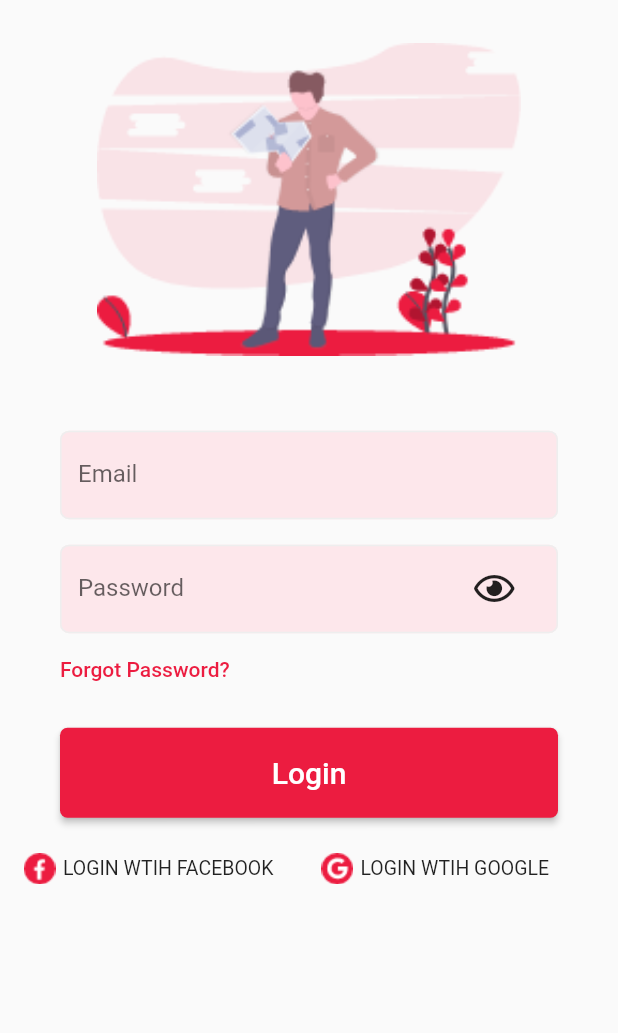
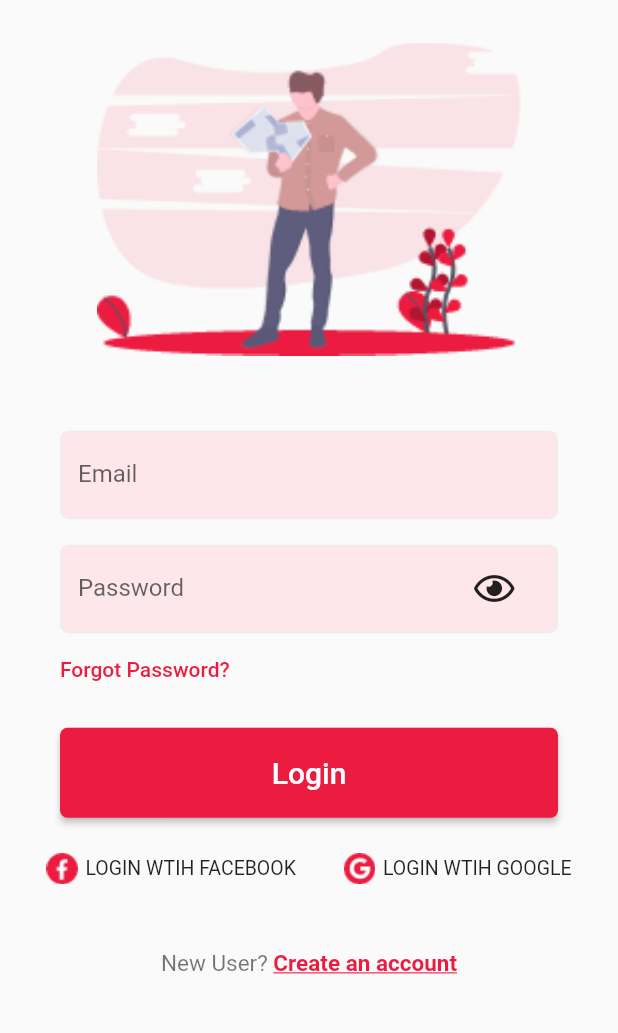
Before and after one commit to mohamedaleya/FoundMe, a Flutter app: the screen it shows after launch, on a phone screen of 412 x 824 dp, the part 194-1227 px from its top. Run offline on Flutter 3.47's test engine with Material 2 defaults, Android fonts, the phone set to English and light mode, and no system bars; our stand-ins replace fluttericon.

Commit message:
Login screen done

```diff
--- a/lib/screens/login_screen.dart
+++ b/lib/screens/login_screen.dart
@@ -38,6 +38,7 @@ class LoginScreen extends StatelessWidget {
                   Padding(
                     padding: const EdgeInsets.only(top: 10),
                     child: Row(
+                      mainAxisAlignment: MainAxisAlignment.center,
                       children: <Widget>[
                         FlatButton(
                           child: Row(
@@ -76,10 +77,40 @@ class LoginScreen extends StatelessWidget {
                             ],
                           ),
                           onPressed: () {},
+                        ),
+                      ],
+                    ),
+                  ),
+                  Padding(
+                    padding: const EdgeInsets.only(top: 15.0),
+                    child: Row(
+                      mainAxisAlignment: MainAxisAlignment.center,
+                      children: <Widget>[
+                        FlatButton(
+                          onPressed: () {},
+                          child: RichText(
+                            text: TextSpan(
+                              text: 'New User? ',
+                              style: TextStyle(
+                                color: Colors.black54,
+                                fontSize: 15,
+                              ),
+                              children: <TextSpan>[
+                                TextSpan(
+                                  text: 'Create an account',
+                                  style: TextStyle(
+                                    fontWeight: FontWeight.bold,
+                                    color: Color(0xffec1c40),
+                                    decoration: TextDecoration.underline,
+                                  ),
+                                ),
+                              ],
+                            ),
+                          ),
                         )
                       ],
                     ),
-                  )
+                  ),
                 ],
               ),
             ),
```
